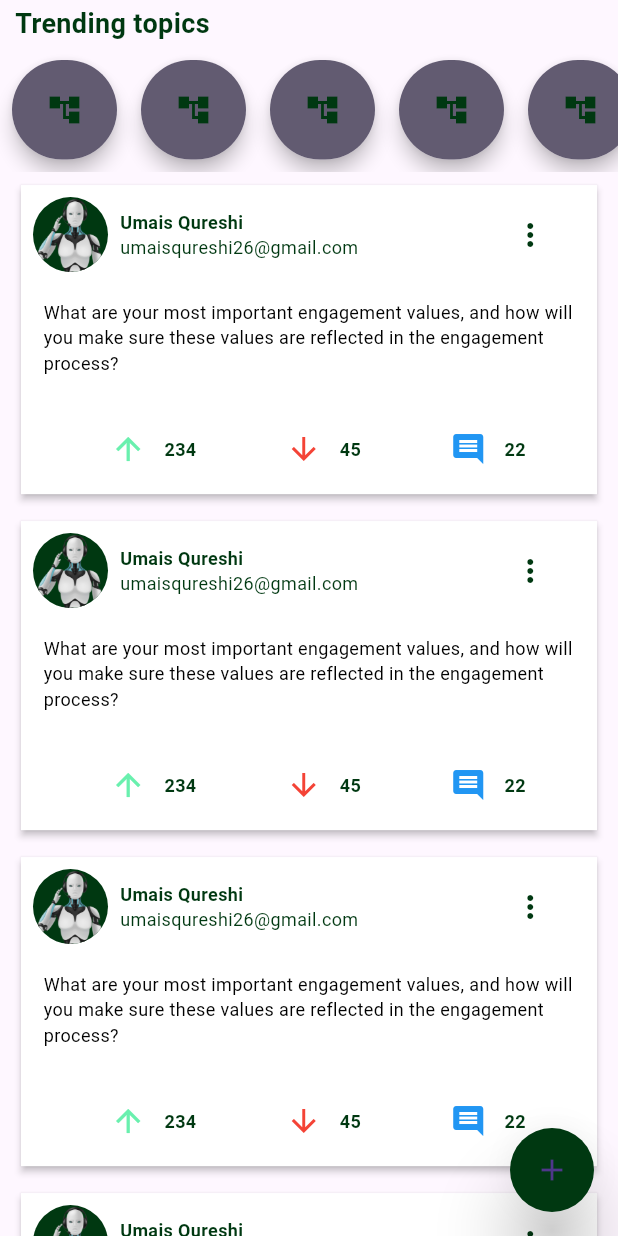
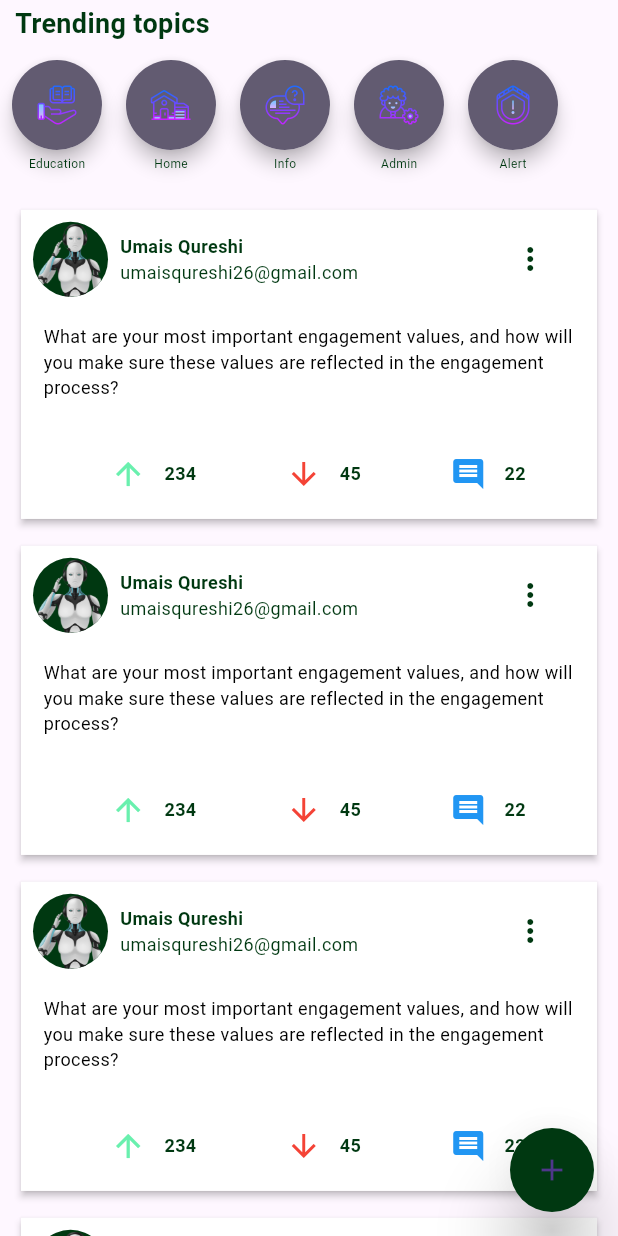
Before and after one commit to umaisqureshi/IFragen, a Flutter app: the TrendingScreen screen opened directly, on a phone screen of 412 x 824 dp. Run offline on Flutter 3.47's test engine with Material 2 defaults, Android fonts, the phone set to English and light mode, and no system bars; our stand-ins replace bloc, connectivity_plus, curved_navigation_bar, equatable, flutter_bloc, google_fonts and 2 more; accounts and stored records are empty.

```diff
--- /dev/null
+++ b/lib/Models/trendingIconModel.dart
@@ -0,0 +1,9 @@
+import 'package:flutter/material.dart';
+
+class TrendingIconModel {
+  String icon;
+  String title;
+  Function onPress;
+
+  TrendingIconModel({required this.icon, required this.onPress , required this.title});
+}
--- a/lib/Screens/Home/Trending/trending.dart
+++ b/lib/Screens/Home/Trending/trending.dart
@@ -3,6 +3,7 @@ import 'package:flutter/src/widgets/container.dart';
 import 'package:flutter/src/widgets/framework.dart';
 import 'package:flutter_bloc/flutter_bloc.dart';
 import 'package:google_fonts/google_fonts.dart';
+import 'package:ifragen/Models/trendingIconModel.dart';
 
 import '../../../Bloc/TrendingQuestionsBloc/trending_questions_bloc.dart';
 import '../../../Widgets/widgets.dart';
@@ -17,6 +18,16 @@ class TrendingScreen extends StatefulWidget {
 }
 
 class _TrendingScreenState extends State<TrendingScreen> {
+  List<TrendingIconModel> icons = [
+    TrendingIconModel(
+        icon: "assets/education.png", onPress: () {}, title: "Education"),
+    TrendingIconModel(icon: "assets/home.png", onPress: () {}, title: "Home"),
+    TrendingIconModel(
+        icon: "assets/information.png", onPress: () {}, title: "Info"),
+    TrendingIconModel(icon: "assets/admin.png", onPress: () {}, title: "Admin"),
+    TrendingIconModel(icon: "assets/alert.png", onPress: () {}, title: "Alert"),
+  ];
+
   @override
   Widget build(BuildContext context) {
     Size size = MediaQuery.of(context).size;
@@ -54,13 +65,13 @@ class _TrendingScreenState extends State<TrendingScreen> {
                   ),
                 ),
                 SizedBox(
-                    height: size.height * 0.1,
+                    height: size.height * 0.12,
                     width: size.width,
                     child: ListView.builder(
                         scrollDirection: Axis.horizontal,
-                        itemCount: 6,
+                        itemCount: icons.length,
                         itemBuilder: ((context, index) {
-                          return trendingScrollWidget(context);
+                          return trendingScrollWidget(context, icons[index]);
                         }))),
               ],
             ),
--- a/lib/Screens/Home/Widgets/widgets.dart
+++ b/lib/Screens/Home/Widgets/widgets.dart
@@ -1,24 +1,43 @@
 import 'package:flutter/material.dart';
 import 'package:google_fonts/google_fonts.dart';
+import 'package:ifragen/Models/trendingIconModel.dart';
 
 import '../../../Models/getCommunitiesModel.dart';
 
-Padding trendingScrollWidget(BuildContext context) {
+Padding trendingScrollWidget(BuildContext context, TrendingIconModel data) {
   return Padding(
     padding: const EdgeInsets.all(4.0),
-    child: Card(
+    child: Column(
+      children: [
+        Card(
           shape: const StadiumBorder(),
           elevation: 5,
+          child: GestureDetector(
+            onTap: null,
             child: Container(
-        width: 70,
+              height: 60,
+              width: 60,
               decoration: BoxDecoration(
                   color: Theme.of(context).accentColor,
                   borderRadius: const BorderRadius.all(Radius.circular(50))),
-        child: Icon(
-          Icons.account_tree,
-          color: Theme.of(context).primaryColor,
+              child: Center(
+                child: Image.asset(
+                  data.icon,
+                  fit: BoxFit.cover,
+                  scale: 3,
                 ),
               ),
             ),
+          ),
+        ),
+        Text(
+          data.title,
+          style: GoogleFonts.roboto(
+              color: Theme.of(context).primaryColor,
+              fontSize: 8,
+              fontWeight: FontWeight.normal),
+        ),
+      ],
+    ),
   );
 }
--- a/lib/main.dart
+++ b/lib/main.dart
@@ -63,7 +63,6 @@ class _MyAppState extends State<MyApp> {
       theme: ThemeData(
           useMaterial3: true,
           accentColor: Colors.white,
-          // primaryColor: const Color(0xff212C51),
           primaryColor: const Color(0xff003811),
           appBarTheme: AppBarTheme(
               backgroundColor: Colors.white,
```
Also changed, not shown: assets/admin.png (added), assets/alert.png (added), assets/education.png (added), assets/home.png (added), assets/information.png (added), assets/story.png (added). Lines whose indentation alone changed are shown as unchanged.
